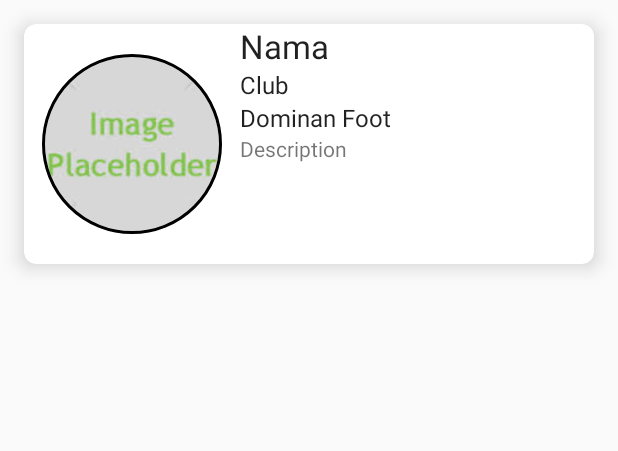
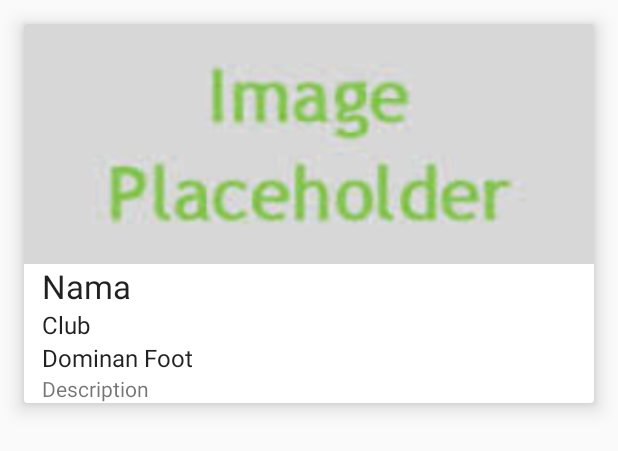
Before and after one commit to ibalm9/NewRetrofitListViewJSONN, an Android app: the layout model.xml on its own in the app's theme, with its tools: preview values and no code run, on a phone screen of 412 x 824 dp. Shown: the top 451 px of the screen. Run offline under Robolectric (Android 15) with nearby library versions, the phone set to English and light mode, and no system bars; plain views replace JustifiedTextView.

```diff
--- a/app/src/main/java/info/camposha/retrofitlistviewjson/MainActivity.java
+++ b/app/src/main/java/info/camposha/retrofitlistviewjson/MainActivity.java
@@ -6,11 +6,11 @@ import android.support.design.widget.BottomNavigationView;
 import android.support.v7.app.AppCompatActivity;
 import android.view.MenuItem;
 import android.view.View;
+import android.widget.ImageView;
 import android.widget.ListView;
 import android.widget.ProgressBar;
 import android.widget.Toast;
 import java.util.List;
-
 import info.camposha.retrofitlistviewjson.adapters.ListViewAdapter;
 import info.camposha.retrofitlistviewjson.models.Spacecraft;
 import info.camposha.retrofitlistviewjson.services.APIServices;
@@ -25,6 +25,8 @@ import android.support.v7.app.AppCompatActivity;
 import android.os.Bundle;
 import android.view.MenuItem;
 import android.widget.Toast;
+
+import com.squareup.picasso.Picasso;
 
 public class MainActivity extends AppCompatActivity {
     private ListViewAdapter adapter;
@@ -129,4 +131,5 @@ public class MainActivity extends AppCompatActivity {
     }
 
 
+
 }
--- a/app/src/main/res/layout/model.xml
+++ b/app/src/main/res/layout/model.xml
@@ -3,29 +3,39 @@
     android:orientation="horizontal" android:layout_width="match_parent"
     xmlns:card_view="http://schemas.android.com/apk/res-auto"
     android:layout_margin="16dp"
-    card_view:cardCornerRadius="8dp"
     card_view:cardElevation="8dp"
     android:layout_height="wrap_content">
 
-    <LinearLayout
+    <RelativeLayout
+        android:layout_width="match_parent"
+        android:layout_height="wrap_content">
+
+        <ImageView
+            xmlns:app="http://schemas.android.com/apk/res-auto"
+            android:id="@+id/spacecraftImageView"
+            android:layout_width="612dp"
+            android:layout_height="160dp"
+            android:scaleType="centerCrop"
+            android:adjustViewBounds="true"
+            android:src="@drawable/placeholder"
+            app:civ_border_width="2dp"
+            app:civ_border_color="#FF000000"
+            android:gravity="center_horizontal"
+            />
+
+    </RelativeLayout>
+
+    <RelativeLayout
         android:layout_width="match_parent"
         android:layout_height="wrap_content"
-        android:orientation="horizontal">
+        android:orientation="horizontal"
+
+        >
         <FrameLayout
             android:layout_width="wrap_content"
             android:layout_height="wrap_content">
 
-            <de.hdodenhof.circleimageview.CircleImageView
-                xmlns:app="http://schemas.android.com/apk/res-auto"
-                android:id="@+id/spacecraftImageView"
-                android:layout_width="120dp"
-                android:layout_height="160dp"
-                android:src="@drawable/placeholder"
-                app:civ_border_width="2dp"
-                app:civ_border_color="#FF000000"
-                android:layout_marginLeft="12dp"
-                android:gravity="center_horizontal"
-                />
+
 
 
 
@@ -34,7 +44,8 @@
             android:layout_width="match_parent"
             android:layout_height="wrap_content"
             android:orientation="vertical"
-            android:paddingLeft="12dp"
+android:layout_marginTop="160dp"
+            android:layout_marginLeft="12dp"
             >
         <TextView
             android:id="@+id/nameTextView"
@@ -71,7 +82,7 @@
             android:textAppearance="@style/TextAppearance.AppCompat.Small"
             />
         </LinearLayout>
-    </LinearLayout>
+    </RelativeLayout>
 
 
 
```
